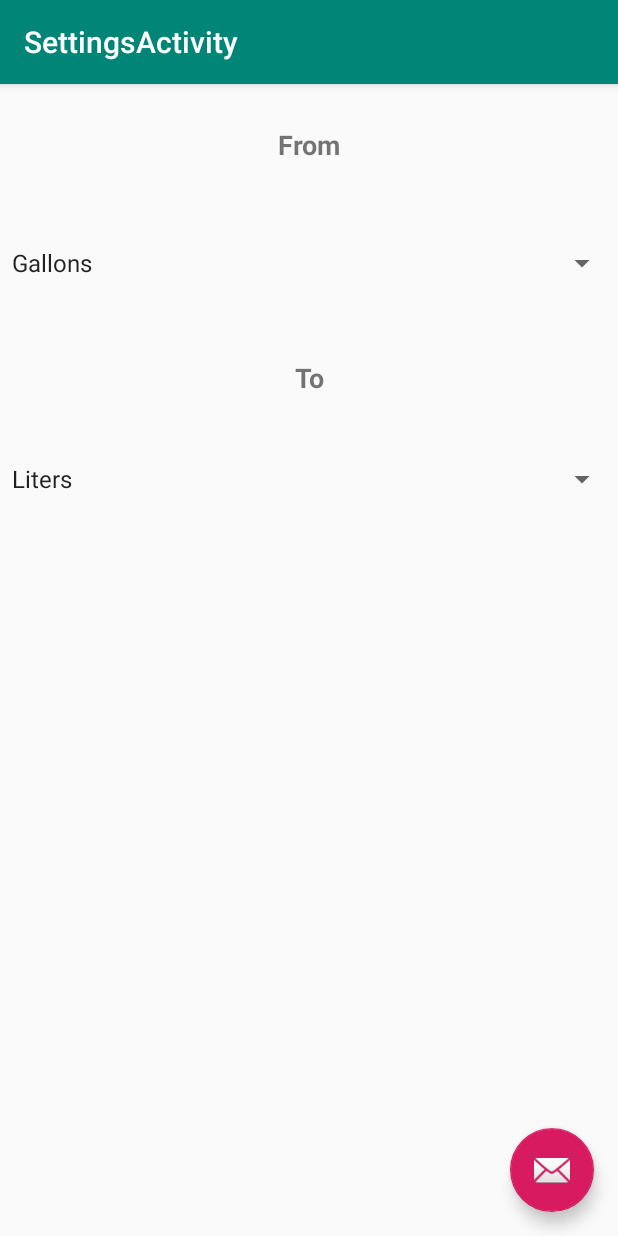
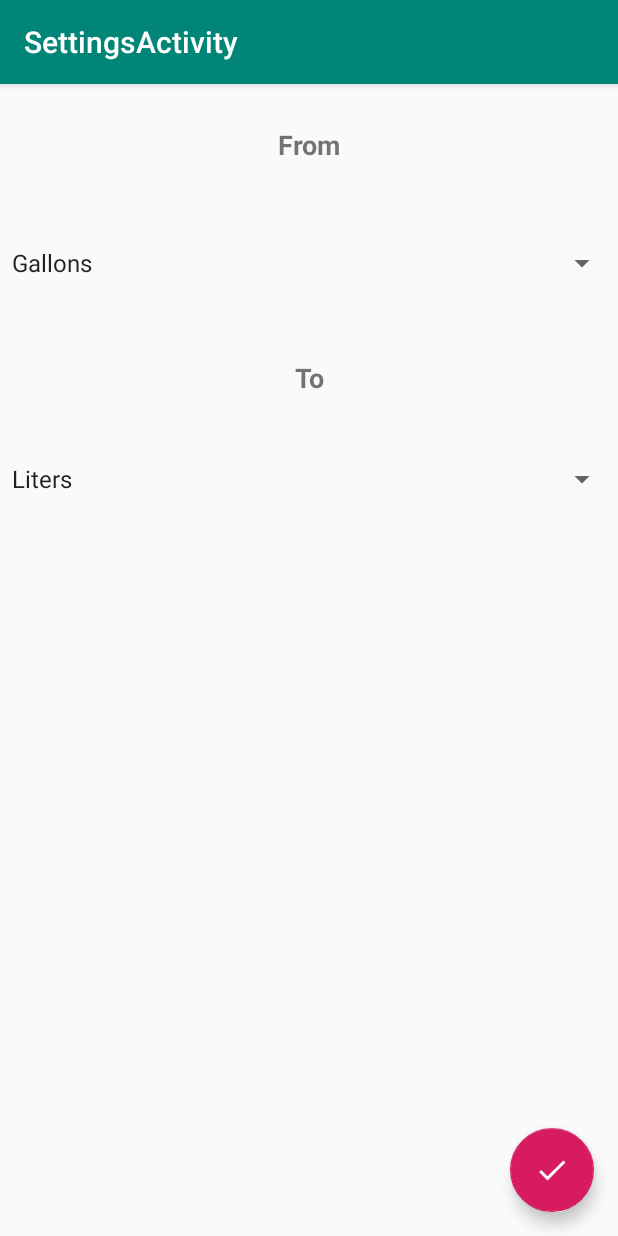
Before and after one commit to tsounguc/ConversionCalculatorAndroid, an Android app: the screen it shows after launch (SettingsActivity), in the options menu, after a tap on "Settings", on a phone screen of 412 x 824 dp. Run offline under Robolectric (Android 15) with nearby library versions, the phone set to English and light mode, and no system bars.

```diff
--- a/app/build.gradle
+++ b/app/build.gradle
@@ -9,6 +9,9 @@ android {
         versionCode 1
         versionName "1.0"
         testInstrumentationRunner "android.support.test.runner.AndroidJUnitRunner"
+        vectorDrawables{
+            vectorDrawables.useSupportLibrary  true
+        }
     }
     buildTypes {
         release {
--- a/app/src/main/java/mail/gvsu/edu/convcalc/MainActivity.java
+++ b/app/src/main/java/mail/gvsu/edu/convcalc/MainActivity.java
@@ -166,7 +166,12 @@ public class MainActivity extends AppCompatActivity {
     public boolean onOptionsItemSelected(MenuItem item) {
         if(item.getItemId() == R.id.settings_item)
         {
+            SettingsActivity settingsActivity = new SettingsActivity();
+            TextView fromUnit = (TextView) findViewById(R.id.FromUnit);
+            TextView toUnit = (TextView) findViewById(R.id.ToUnit);
             Intent intent = new Intent(MainActivity.this, SettingsActivity.class);
+            intent.putExtra("unit1", fromUnit.getText());
+            intent.putExtra("unit2", toUnit.getText());
             startActivityForResult(intent,VICE_SELECTION1);
 //            startActivityForResult(intent,VICE_SELECTION2);
         }else {
--- a/app/src/main/java/mail/gvsu/edu/convcalc/SettingsActivity.java
+++ b/app/src/main/java/mail/gvsu/edu/convcalc/SettingsActivity.java
@@ -11,12 +11,17 @@ import android.widget.Adapter;
 import android.widget.AdapterView;
 import android.widget.ArrayAdapter;
 import android.widget.Spinner;
+import android.widget.TextView;
+
+import org.w3c.dom.Text;
 
 public class  SettingsActivity extends AppCompatActivity {
     private String fromSelector1 = "";
     private String toSelector1 = "";
     private String fromSelector2 = "";
     private String toSelector2 = "";
+
+//    public static int position = 0;
 
 
     @Override
@@ -25,6 +30,13 @@ public class  SettingsActivity extends AppCompatActivity {
         setContentView(R.layout.activity_settings);
         Toolbar toolbar = findViewById(R.id.toolbar);
         setSupportActionBar(toolbar);
+
+        Intent i = getIntent();
+        String unit1 = i.getStringExtra("unit1");
+        String unit2 = i.getStringExtra("unit2");
+
+        TextView fromUnits = (TextView) findViewById(R.id.fromLabel2);
+        TextView toUnits = (TextView) findViewById(R.id.toLabel2);
 
         FloatingActionButton fab = findViewById(R.id.fab);
         fab.setOnClickListener(new View.OnClickListener() {
@@ -51,6 +63,7 @@ public class  SettingsActivity extends AppCompatActivity {
         Spinner spinner1 = (Spinner) findViewById(R.id.toChoice);
         ArrayAdapter<CharSequence> fromAdapter;
         ArrayAdapter<CharSequence> toAdapter;
+
         if(MainActivity.mode == 0) {
              fromAdapter = ArrayAdapter.createFromResource(this,
                     R.array.length, android.R.layout.simple_spinner_item);
@@ -63,6 +76,10 @@ public class  SettingsActivity extends AppCompatActivity {
              spinner.setAdapter(fromAdapter);
              spinner1.setAdapter(toAdapter);
 
+             int spinnerPosition = fromAdapter.getPosition(unit1);
+             int spinner1Position = toAdapter.getPosition(unit2);
+             spinner.setSelection(spinnerPosition);
+             spinner1.setSelection(spinner1Position);
 
              spinner.setOnItemSelectedListener(new AdapterView.OnItemSelectedListener() {
                 @Override
@@ -127,4 +144,19 @@ public class  SettingsActivity extends AppCompatActivity {
 
     }
 
+    public String getFromSelector1() {
+        return fromSelector1;
+    }
+
+    public String getFromSelector2() {
+        return fromSelector2;
+    }
+
+    public String getToSelector1() {
+        return toSelector1;
+    }
+
+    public String getToSelector2() {
+        return toSelector2;
+    }
 }
--- /dev/null
+++ b/app/src/main/res/drawable/ic_done_black_24dp.xml
@@ -0,0 +1,9 @@
+<vector xmlns:android="http://schemas.android.com/apk/res/android"
+        android:width="24dp"
+        android:height="24dp"
+        android:viewportWidth="24.0"
+        android:viewportHeight="24.0">
+    <path
+        android:fillColor="#FF000000"
+        android:pathData="M9,16.2L4.8,12l-1.4,1.4L9,19 21,7l-1.4,-1.4L9,16.2z"/>
+</vector>
--- a/app/src/main/res/layout/activity_settings.xml
+++ b/app/src/main/res/layout/activity_settings.xml
@@ -26,7 +26,8 @@
         android:layout_height="wrap_content"
         android:layout_gravity="bottom|end"
         android:layout_margin="@dimen/fab_margin"
-        app:srcCompat="@android:drawable/ic_dialog_email" />
+        android:tint="@android:color/white"
+        app:srcCompat="@drawable/ic_done_black_24dp" />
 
     <include layout="@layout/content_settings" />
 
```
